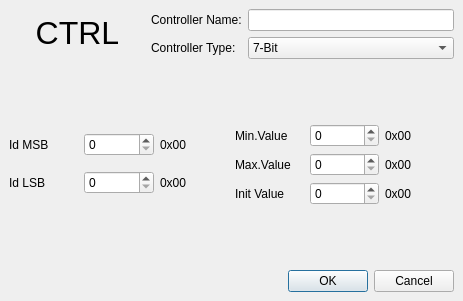
Above: muse/muse/ctrl/definemidictrl.ui from emrum/muse before the change. Below: the same form after it.
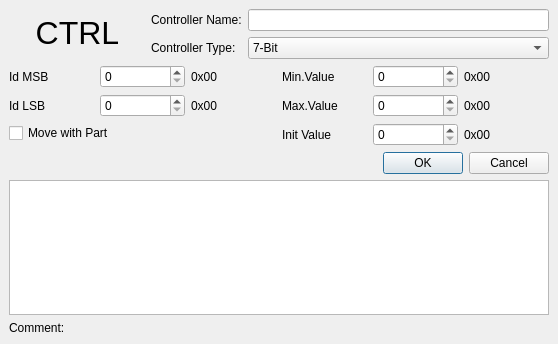
That is the form after the change.

Commit message: define new midi controller

```diff
--- a/muse/muse/ctrl/definemidictrl.ui
+++ b/muse/muse/ctrl/definemidictrl.ui
@@ -5,8 +5,8 @@
    <rect>
     <x>0</x>
     <y>0</y>
-    <width>463</width>
-    <height>301</height>
+    <width>558</width>
+    <height>344</height>
    </rect>
   </property>
   <property name="windowTitle" >
@@ -103,19 +103,6 @@
      </item>
     </layout>
    </item>
-   <item>
-    <spacer>
-     <property name="orientation" >
-      <enum>Qt::Vertical</enum>
-     </property>
-     <property name="sizeHint" >
-      <size>
-       <width>20</width>
-       <height>16</height>
-      </size>
-     </property>
-    </spacer>
-   </item>
    <item>
     <layout class="QHBoxLayout" >
      <property name="margin" >
@@ -166,6 +153,13 @@
          </property>
         </widget>
        </item>
+       <item row="2" column="0" colspan="2" >
+        <widget class="QCheckBox" name="moveWithPart" >
+         <property name="text" >
+          <string>Move with Part</string>
+         </property>
+        </widget>
+       </item>
       </layout>
      </item>
      <item>
@@ -232,20 +226,7 @@
     </layout>
    </item>
    <item>
-    <spacer>
-     <property name="orientation" >
-      <enum>Qt::Vertical</enum>
-     </property>
-     <property name="sizeHint" >
-      <size>
-       <width>20</width>
-       <height>16</height>
-      </size>
-     </property>
-    </spacer>
-   </item>
-   <item>
-    <widget class="QDialogButtonBox" name="buttonBox" >
+    <widget class="QDialogButtonBox" name="okButton" >
      <property name="orientation" >
       <enum>Qt::Horizontal</enum>
      </property>
@@ -254,6 +235,16 @@
      </property>
     </widget>
    </item>
+   <item>
+    <widget class="QTextEdit" name="controllerComment" />
+   </item>
+   <item>
+    <widget class="QLabel" name="label_14" >
+     <property name="text" >
+      <string>Comment:</string>
+     </property>
+    </widget>
+   </item>
   </layout>
  </widget>
  <resources/>
```
Left out of the diff: 18 changed lines with no effect on the pictures. The commit also changes 5 other files.
